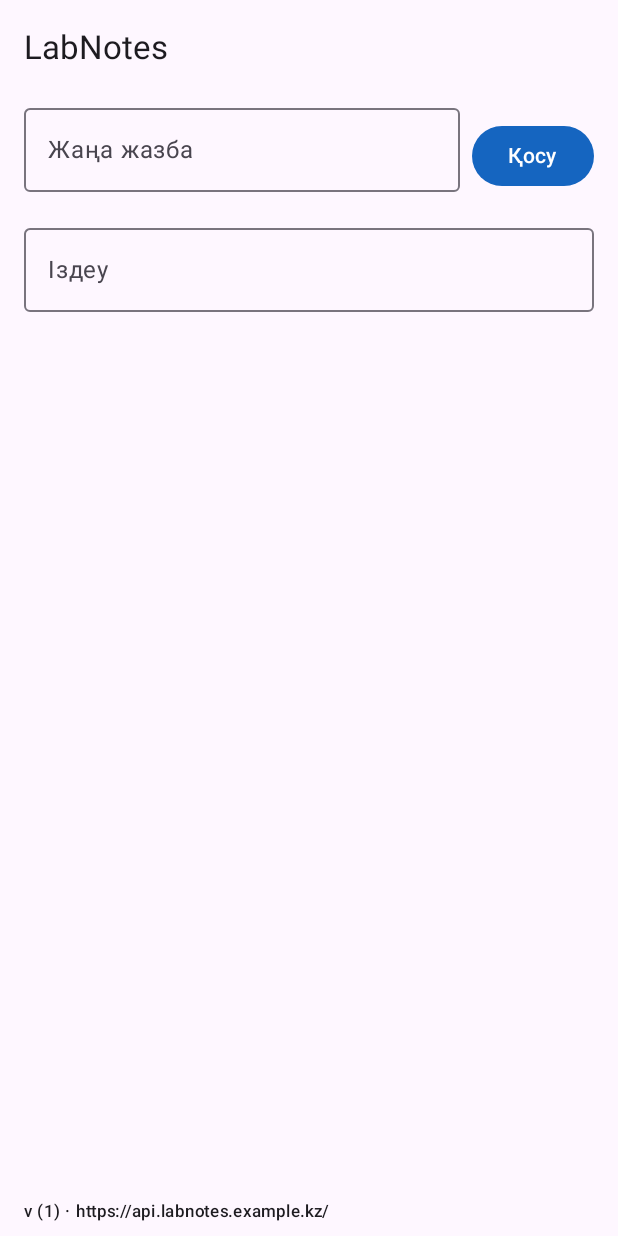
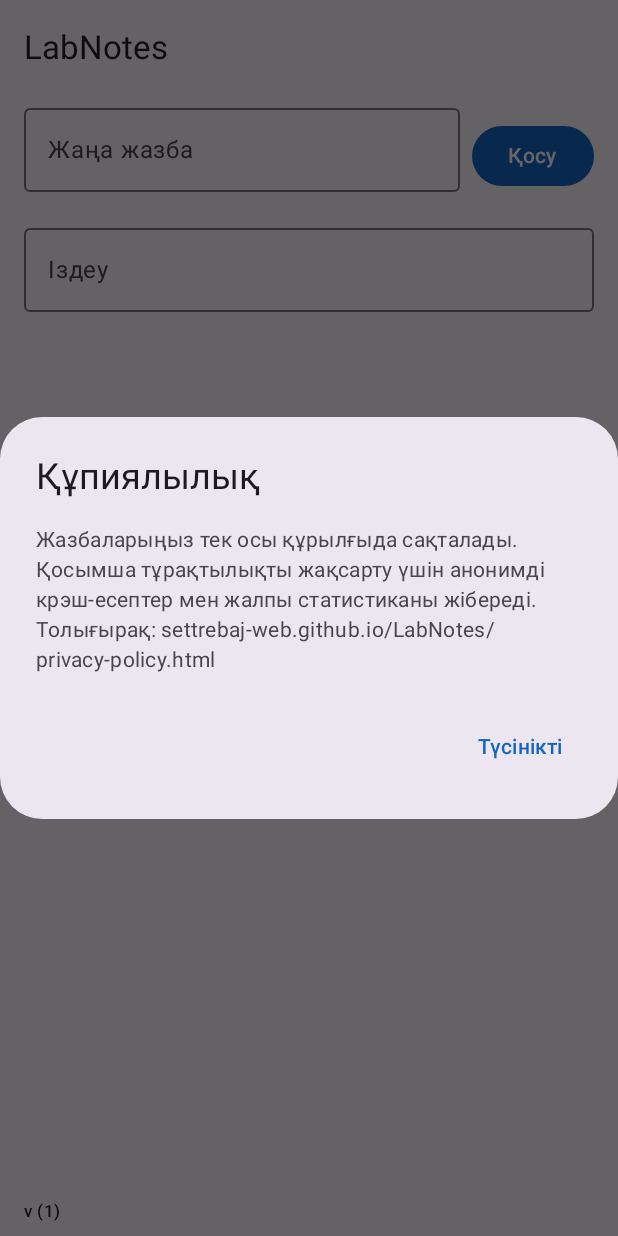
Before and after one commit to settrebaj-web/LabNotes, an Android app built with Jetpack Compose: the screen it shows after launch (MainActivity), on a phone screen of 412 x 824 dp. Run offline under Robolectric (Android 15) with nearby library versions, the phone set to English and light mode, and no system bars; libraries missing offline, so code that uses them is left out: com.google.android.play; 6 statements that could not run were skipped.

Commit message:
feat: privacy notice; fix: hide API URL in release (1.1.0)

```diff
--- a/app/src/main/java/kz/aues/labnotes/MainActivity.kt
+++ b/app/src/main/java/kz/aues/labnotes/MainActivity.kt
@@ -5,6 +5,10 @@ import androidx.activity.ComponentActivity
 import androidx.activity.compose.setContent
 import androidx.activity.enableEdgeToEdge
 import androidx.activity.result.contract.ActivityResultContracts
+import androidx.compose.material3.AlertDialog
+import androidx.compose.material3.Text
+import androidx.compose.material3.TextButton
+import androidx.compose.runtime.Composable
 import androidx.compose.runtime.getValue
 import androidx.compose.runtime.mutableStateOf
 import androidx.compose.runtime.setValue
@@ -18,6 +22,7 @@ import kz.aues.labnotes.ui.NotesScreen
 class MainActivity : ComponentActivity() {
     private lateinit var updateChecker: UpdateChecker
     private var searchEnabled by mutableStateOf(true)
+    private var showPrivacyNotice by mutableStateOf(false)
 
     private val updateLauncher =
         registerForActivityResult(ActivityResultContracts.StartIntentSenderForResult()) { result ->
@@ -42,7 +47,16 @@ class MainActivity : ComponentActivity() {
             updateChecker.checkForcedUpdate(flags.minSupportedVersionCode)
         }
         Telemetry.event("app_open", mapOf("version" to BuildConfig.VERSION_NAME))
-        val footer = "v${BuildConfig.VERSION_NAME} (${BuildConfig.VERSION_CODE}) · ${BuildConfig.API_BASE_URL}"
+        // 1.1.0: API адресі тек debug/staging-те көрсетіледі (релизде ішкі ақпарат көрінбейді)
+        val footer =
+            buildString {
+                append("v${BuildConfig.VERSION_NAME} (${BuildConfig.VERSION_CODE})")
+                if (BuildConfig.SHOW_DEBUG_TOOLS) append(" · ${BuildConfig.API_BASE_URL}")
+            }
+
+        // 1.1.0: алғашқы іске қосуда құпиялылық туралы хабарлама
+        val prefs = getSharedPreferences(PREFS_APP, MODE_PRIVATE)
+        showPrivacyNotice = !prefs.getBoolean(KEY_PRIVACY_ACK, false)
 
         setContent {
             LabNotesTheme {
@@ -52,6 +66,13 @@ class MainActivity : ComponentActivity() {
                     showDebugTools = BuildConfig.SHOW_DEBUG_TOOLS,
                     footer = footer
                 )
+                if (showPrivacyNotice) {
+                    PrivacyNoticeDialog(onAccept = {
+                        prefs.edit().putBoolean(KEY_PRIVACY_ACK, true).apply()
+                        showPrivacyNotice = false
+                        Telemetry.event("privacy_notice_accepted")
+                    })
+                }
             }
         }
     }
@@ -60,4 +81,25 @@ class MainActivity : ComponentActivity() {
         super.onResume()
         updateChecker.resumeIfInProgress()
     }
+
+    private companion object {
+        const val PREFS_APP = "app"
+        const val KEY_PRIVACY_ACK = "privacy_ack"
+    }
 }
+
+@Composable
+private fun PrivacyNoticeDialog(onAccept: () -> Unit) {
+    AlertDialog(
+        onDismissRequest = {},
+        title = { Text("Құпиялылық") },
+        text = {
+            Text(
+                "Жазбаларыңыз тек осы құрылғыда сақталады. Қосымша тұрақтылықты жақсарту үшін " +
+                    "анонимді крэш-есептер мен жалпы статистиканы жібереді. Толығырақ: " +
+                    "settrebaj-web.github.io/LabNotes/privacy-policy.html"
+            )
+        },
+        confirmButton = { TextButton(onClick = onAccept) { Text("Түсінікті") } }
+    )
+}
```
Also changed, not shown: app/src/main/play/release-notes/en-US/default.txt (+3 -4 lines), app/src/main/play/release-notes/ru-RU/default.txt (+3 -4 lines), 3 other files.
